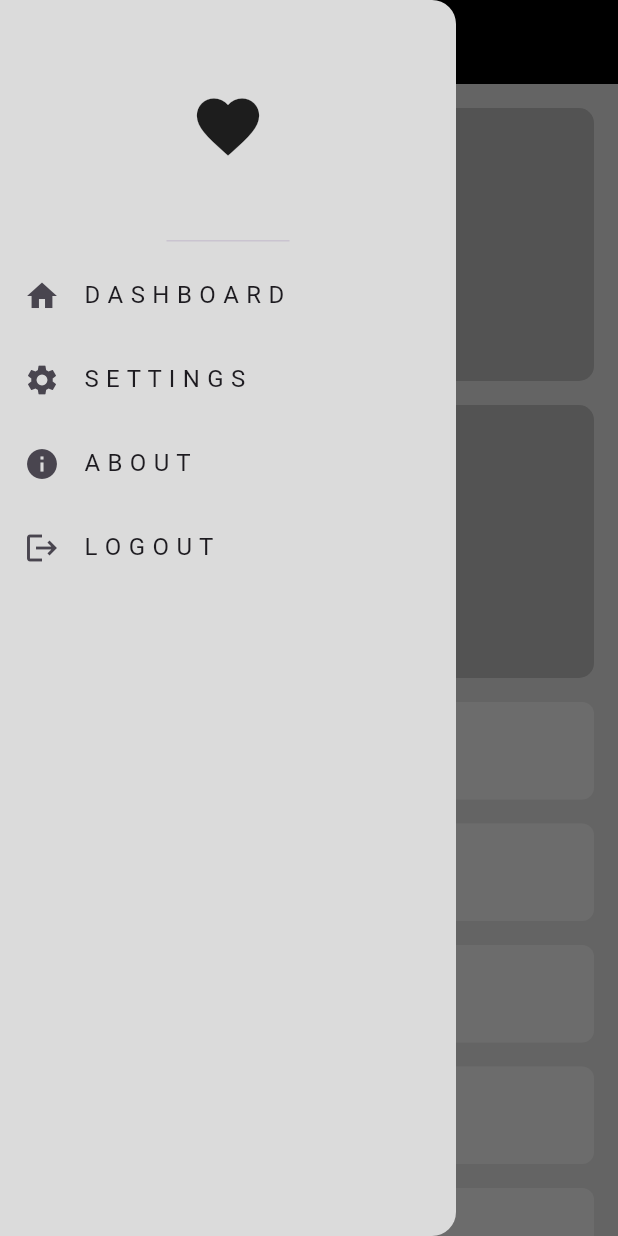
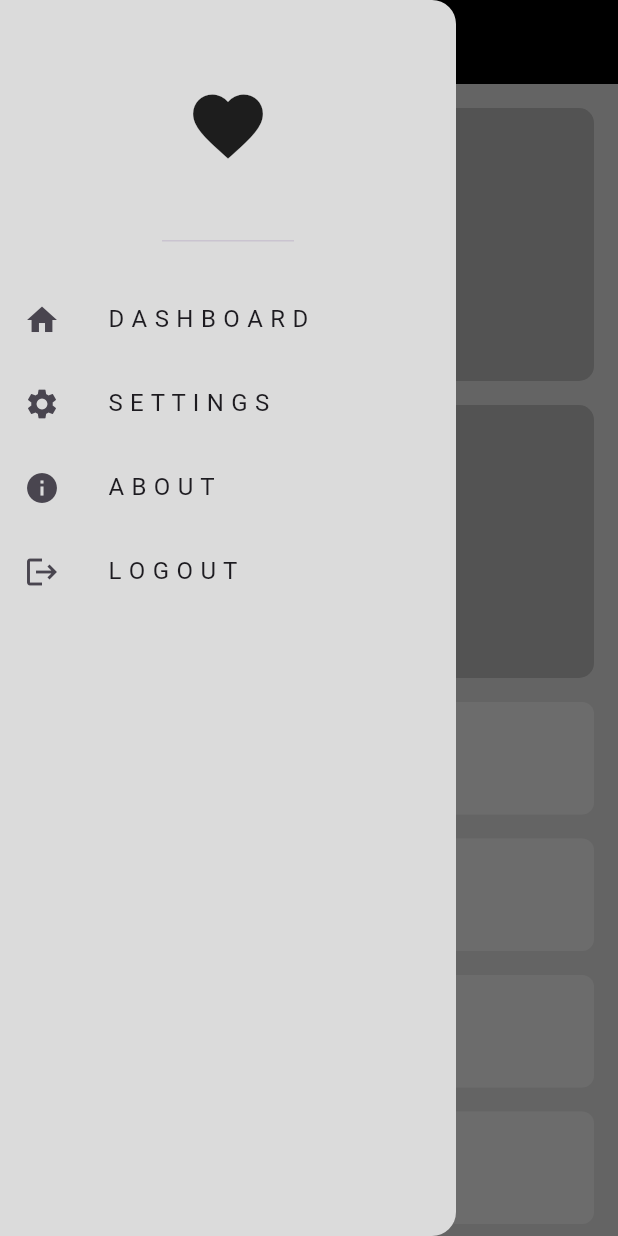
Before and after one commit to Eng-Mosad-99/adaptive_layout_practice, a Flutter app: the screen it shows after launch, with the side drawer open, on a phone screen of 412 x 824 dp. Run offline on Flutter 3.47's test engine with Material 3 defaults, Android fonts, the phone set to English and light mode, and no system bars.

Commit message:
Desktop layout part four

```diff
--- a/lib/views/widgets/custom_drawer.dart
+++ b/lib/views/widgets/custom_drawer.dart
@@ -22,9 +22,10 @@ class CustomDrawer extends StatelessWidget {
           const DrawerHeader(
             child: Icon(
               Icons.favorite,
-              size: 50,
+              size: 56,
             ),
           ),
+          const SizedBox(height: 16,),
           CustomDrawerItemListView(
             drawerItems: drawerItems,
           ),
--- a/lib/views/widgets/custom_drawer_item.dart
+++ b/lib/views/widgets/custom_drawer_item.dart
@@ -10,7 +10,10 @@ class CustomDrawerItem extends StatelessWidget {
       leading: Icon(
         drawerItemModel.icon,
       ),
-      title: Text(drawerItemModel.title),
+      title: Padding(
+        padding: const EdgeInsets.only(left: 16),
+        child: Text(drawerItemModel.title),
+      ),
     );
   }
 }
--- a/lib/views/widgets/custom_item_2.dart
+++ b/lib/views/widgets/custom_item_2.dart
@@ -8,7 +8,7 @@ class CustomItem2 extends StatelessWidget {
   @override
   Widget build(BuildContext context) {
     return Container(
-      height: 65,
+      height: 75,
       decoration: BoxDecoration(
         color:  const Color(0xffECECEC),
         borderRadius: BorderRadius.circular(8),
--- a/lib/views/widgets/desktop_layout.dart
+++ b/lib/views/widgets/desktop_layout.dart
@@ -21,7 +21,10 @@ class DesktopLayout extends StatelessWidget {
           ),
         ),
         Expanded(
-          child: CustomDesktopWidget(),
+          child: Padding(
+            padding: EdgeInsets.only(top: 16),
+            child: CustomDesktopWidget(),
+          ),
         ),
       ],
     );
```
Also changed, not shown: lib/views/widgets/custom_list.dart (+7 -6 lines).
